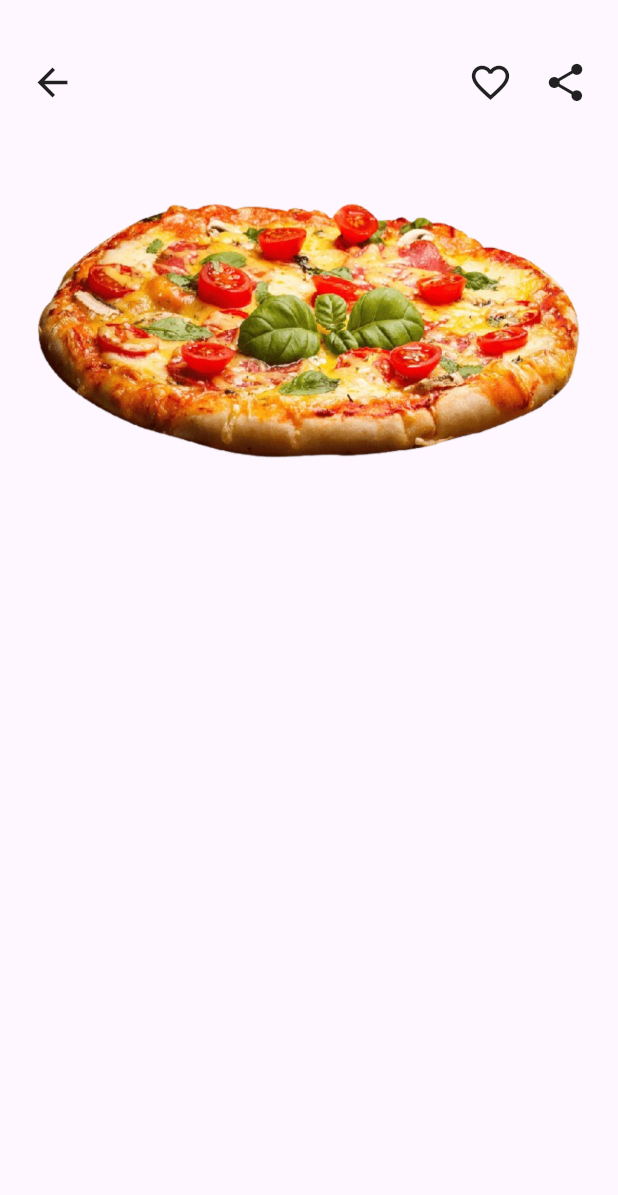
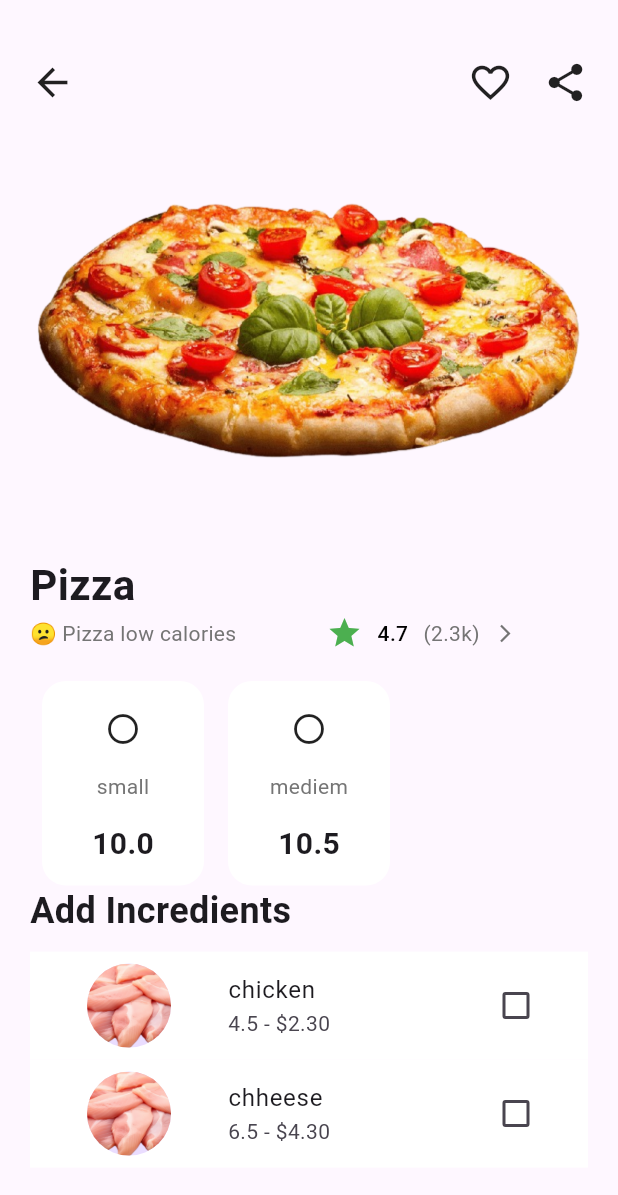
Before and after one commit to HeaSonetra/Flutter_Project_Time3, a Flutter app: the screen it shows after launch, after a tap on "Pizza", on a phone screen of 412 x 824 dp. Shown: the top 1195 px of the screen. Run offline on Flutter 3.47's test engine with Material 3 defaults, Android fonts, the phone set to English and light mode, and no system bars; our stand-ins replace carousel_slider.

Commit message:
add ingredient

```diff
--- /dev/null
+++ b/lib/model/productAddModel.dart
@@ -0,0 +1,18 @@
+
+
+class Productaddmodel {
+  final int id;
+  final int productID;
+  final String name;
+  final double weight;
+  final double price;
+  final String img;
+
+  Productaddmodel({required this.id, required this.productID, required this.name, required this.weight, required this.price, required this.img});
+}
+
+List<Productaddmodel> listProductAdd =[
+  Productaddmodel(id: 1, productID: 1, name: "chicken", weight: 4.5, price: 2.3, img: "assets/chicken.webp"),
+  Productaddmodel(id: 2, productID: 1, name: "chheese", weight: 6.5, price: 4.3, img: "assets/chicken.webp"),
+  Productaddmodel(id: 3, productID: 2, name: "chheese", weight: 6.5, price: 4.3, img: "assets/chicken.webp"),
+];
--- a/lib/model/productModel.dart
+++ b/lib/model/productModel.dart
@@ -6,6 +6,9 @@ class Productmodel {
   final int qty;
   final String calories;
   final double distance;
+  final String decription;
+  final double rate;
+
 
   Productmodel({
     required this.id,
@@ -15,6 +18,9 @@ class Productmodel {
     required this.qty,
     required this.calories,
     required this.distance,
+    required this.decription,
+    required this.rate,
+
   });
 }
 
@@ -24,25 +30,29 @@ List<Productmodel> listproduct = [
     name: "Pizza",
     img: "assets/pizza.png",
     sizeOption: [
-      {"size": "small", "price": 10},
+      {"size": "small", "price": 10.0},
       {"size": "mediem", "price": 10.5},
-      {"size": "large", "price": 10.99},
+     // {"size": "large", "price": 10.99},
     ],
     qty: 10,
     calories: "44",
     distance: 20,
+    decription: "😕 Pizza low calories",
+    rate: 4.7,
   ),
   Productmodel(
-    id: 1,
+    id: 2,
     name: "Shusi",
     img: "assets/shusi.png",
     sizeOption: [
-      {"size": "small", "price": 10},
+      {"size": "small", "price": 10.0},
       {"size": "mediem", "price": 10.5},
       {"size": "large", "price": 10.99},
     ],
     qty: 10,
     calories: "47",
     distance: 20,
+    decription: "Shusi new outfit",
+    rate: 4.9,
   ),
 ];
--- a/lib/view/detailPage.dart
+++ b/lib/view/detailPage.dart
@@ -1,4 +1,7 @@
+import 'package:demo/model/productAddModel.dart';
 import 'package:demo/model/productModel.dart';
+import 'package:demo/widget/isNotSelectWidget.dart';
+import 'package:demo/widget/isSelectedWidget.dart';
 import 'package:flutter/material.dart';
 
 class Detailpage extends StatefulWidget {
@@ -10,8 +13,13 @@ class Detailpage extends StatefulWidget {
 
 class _DetailpageState extends State<Detailpage> {
   var favorite = false;
+  var selectedInex;
+  List<int> selectedIngredients=[];
+
   @override
   Widget build(BuildContext context) {
+    final productID=widget.productmodels.id;
+    final productIngredeint=listProductAdd.where((ingredeint) => productID==ingredeint.productID,).toList();
     return Scaffold(
       body: SingleChildScrollView(
         child: Padding(
@@ -48,6 +56,121 @@ class _DetailpageState extends State<Detailpage> {
                 height: 300,
                 child: Image(image: AssetImage(widget.productmodels.img)),
               ),
+              Row(
+                children: [
+                  Text(
+                    widget.productmodels.name,
+                    style: TextStyle(fontSize: 28, fontWeight: FontWeight.w600),
+                  ),
+                ],
+              ),
+              Row(
+                children: [
+                  Text(
+                    widget.productmodels.decription,
+                    style: TextStyle(color: Colors.grey[600]),
+                  ),
+                  SizedBox(width: 60),
+                  Icon(Icons.star, color: Colors.green),
+                  SizedBox(width: 10),
+                  Text(
+                    "${widget.productmodels.rate}",
+                    style: TextStyle(
+                      fontSize: 14,
+                      color: Colors.black,
+                      fontWeight: FontWeight.w500,
+                    ),
+                  ),
+                  SizedBox(width: 10),
+                  Text("(2.3k)", style: TextStyle(color: Colors.grey[600])),
+                  SizedBox(width: 10),
+                  Icon(
+                    Icons.arrow_forward_ios_outlined,
+                    size: 14,
+                    color: Colors.grey[600],
+                  ),
+                ],
+              ),
+              SizedBox(height: 20),
+
+              GridView.builder(
+                shrinkWrap: true,
+                gridDelegate: SliverGridDelegateWithFixedCrossAxisCount(
+                  crossAxisCount: 3,
+                  mainAxisSpacing: 10,
+                  childAspectRatio: 1 / 1.1,
+                ),
+                itemCount: widget.productmodels.sizeOption.length,
+                itemBuilder: (context, index) {
+                  return GestureDetector(
+                    onTap: () {
+                      setState(() {
+                        selectedInex = index;
+                      });
+                    },
+                    child:
+                        (selectedInex == index)
+                            ? isSelect(
+                              context,
+                              widget.productmodels,
+                              widget.productmodels.sizeOption[index]["size"],
+                              widget.productmodels.sizeOption[index]["price"],
+                            )
+                            : isNotSelected(
+                              context,
+                              widget.productmodels,
+                              widget.productmodels.sizeOption[index]["size"],
+                              widget.productmodels.sizeOption[index]["price"],
+                            ),
+                  );
+                },
+              ),
+              Row(
+                children: [
+                  Text(
+                    "Add Incredients",
+                    style: TextStyle(fontSize: 24, fontWeight: FontWeight.bold),
+                  ),
+                ],
+              ),
+              SizedBox(height: 10),
+              // Column(
+              //   children:
+              //     productIngredeint.map((ingredaint){
+              //       return ListTile(
+
+              //       );
+              //     })
+              // )
+              Column(
+                crossAxisAlignment: CrossAxisAlignment.start,
+                children: productIngredeint.map((ingredeint){
+                    return ListTile(
+                          tileColor: Colors.white,
+                          leading: CircleAvatar(
+                            backgroundImage: AssetImage(ingredeint.img,),
+                            radius: 50,
+                          ),
+                          title: Text(ingredeint.name),
+                          subtitle: Text("${ingredeint.weight} - \$${ingredeint.price.toStringAsFixed(2)}"),
+                          trailing: Checkbox(
+                          value: selectedIngredients.contains(ingredeint.id),
+                          onChanged: (value) {
+                            setState(() {
+                              if (value == true) {
+                                selectedIngredients.add(ingredeint.id);
+
+                              } else {
+                                selectedIngredients.remove(ingredeint.id);
+
+
+                              }
+                            });
+                          },
+                        ),
+                    );
+                }).toList()
+              )
             ],
           ),
         ),
--- a/lib/widget/bottomNavWidget.dart
+++ b/lib/widget/bottomNavWidget.dart
@@ -65,22 +65,31 @@ Widget bottomNav(BuildContext context, int currentIndex) {
     items: [
       BottomNavigationBarItem(
         icon: Container(
-          margin: EdgeInsets.symmetric(horizontal: 10, vertical: 10),
-
-          color: isSelected == 0 ? Colors.lightGreen : Colors.grey.shade100,
-          child: Icon(Icons.home),
+          //margin: EdgeInsets.symmetric(horizontal: 10, vertical: 10),
+          width: 100,
+          height: 40,
+          decoration: BoxDecoration(
+            borderRadius: BorderRadius.circular(30),
+            color: isSelected == 0 ? Colors.lightGreen.shade300 :Colors.transparent,
+          ),
+          child: Icon(Icons.home,color: isSelected == 0 ? Colors.white: Colors.grey.shade400,),
         ),
         label: "",
-        // backgroundColor: isSelected==0 ? Colors.amber : Colors.grey.shade400,
+        //backgroundColor: isSelected==2 ? Colors.amber : Colors.grey.shade400,
       ),
       BottomNavigationBarItem(
         icon: Container(
-          margin: EdgeInsets.symmetric(horizontal: 10, vertical: 10),
-          color: isSelected == 1 ? Colors.lightGreen : Colors.grey.shade100,
-          child: Icon(Icons.favorite),
+          //margin: EdgeInsets.symmetric(horizontal: 10, vertical: 10),
+          width: 100,
+          height: 40,
+          decoration: BoxDecoration(
+            borderRadius: BorderRadius.circular(30),
+            color: isSelected == 1 ? Colors.lightGreen.shade300 :Colors.transparent,
+          ),
+          child: Icon(Icons.favorite,color: isSelected == 1 ? Colors.white: Colors.grey.shade400,),
         ),
         label: "",
-        //backgroundColor: isSelected==1 ? Colors.amber : Colors.grey.shade400,
+        //backgroundColor: isSelected==2 ? Colors.amber : Colors.grey.shade400,
       ),
       BottomNavigationBarItem(
         icon: Container(
@@ -110,12 +119,17 @@ Widget bottomNav(BuildContext context, int currentIndex) {
       ),
       BottomNavigationBarItem(
         icon: Container(
-          margin: EdgeInsets.symmetric(horizontal: 10, vertical: 10),
-
-          color: isSelected == 4 ? Colors.lightGreen : Colors.grey.shade100,
-          child: Icon(Icons.person),
+          //margin: EdgeInsets.symmetric(horizontal: 10, vertical: 10),
+          width: 100,
+          height: 40,
+          decoration: BoxDecoration(
+            borderRadius: BorderRadius.circular(30),
+            color: isSelected == 4 ? Colors.lightGreen.shade300 :Colors.transparent,
+          ),
+          child: Icon(Icons.person,color: isSelected == 4 ? Colors.white: Colors.grey.shade400,),
         ),
         label: "",
+        //backgroundColor: isSelected==2 ? Colors.amber : Colors.grey.shade400,
       ),
     ],
   );
--- /dev/null
+++ b/lib/widget/isNotSelectWidget.dart
@@ -0,0 +1,24 @@
+import 'package:demo/model/productModel.dart';
+import 'package:flutter/material.dart';
+
+Widget isNotSelected(BuildContext context,Productmodel productModel,String size,double price){
+    return Container(
+                    width: 120,
+                    height: 130,
+                    margin: EdgeInsets.symmetric(horizontal: 8),
+                    decoration: BoxDecoration(
+                      color: Colors.white,
+                      borderRadius: BorderRadius.circular(16)
+                    ),
+                    child: Column(
+                      children: [
+                        SizedBox(height: 20,),
+                        Icon(Icons.radio_button_off),
+                        SizedBox(height: 16,),
+                        Text(size,style: TextStyle(color: Colors.grey[600]),),
+                        SizedBox(height: 14,),
+                        Text("${price}",style: TextStyle(fontSize: 20,fontWeight: FontWeight.w600)),
+                      ],
+                    ),
+                  );
+  }
--- /dev/null
+++ b/lib/widget/isSelectedWidget.dart
@@ -0,0 +1,39 @@
+import 'package:demo/model/productModel.dart';
+import 'package:flutter/material.dart';
+
+Widget isSelect(BuildContext context,Productmodel productModel,String size,double price){
+    return Container(
+                    width: 120,
+                    height: 130,
+                    margin: EdgeInsets.symmetric(horizontal: 8),
+                    decoration: BoxDecoration(
+                      color: Colors.green.withOpacity(0.1),
+
+                      borderRadius: BorderRadius.circular(16),
+                      border: Border.all(width: 2,color: Colors.green),
+                      boxShadow: [
+                                BoxShadow(
+                                  color: Colors.green.shade100,
+                                  blurRadius: 5,
+                                  spreadRadius: 2,
+                                )
+                              ]
+                    ),
+                    child: Column(
+                      children: [
+                        SizedBox(height: 13,),
+                        Icon(Icons.radio_button_checked,color: Colors.green,shadows: [ BoxShadow(
+                                  color: Colors.green.shade100,
+                                  blurRadius: 10,
+                                  spreadRadius: 2,
+                                )],),
+                        SizedBox(height: 13,),
+                        Text(size,style: TextStyle(color: Colors.grey[600]),),
+                        SizedBox(height: 13,),
+                        Text("${price}",style: TextStyle(fontSize: 20,fontWeight: FontWeight.w600)),
+
+
+                      ],
+                    ),
+                  );
+  }
--- a/pubspec.yaml
+++ b/pubspec.yaml
@@ -61,6 +61,7 @@ flutter:
   assets:
     - assets/pizza.png
     - assets/shusi.png
+    - assets/chicken.webp
   #   - images/a_dot_ham.jpeg
 
   # An image asset can refer to one or more resolution-specific "variants", see
```
Also changed, not shown: assets/chicken.webp (added).
